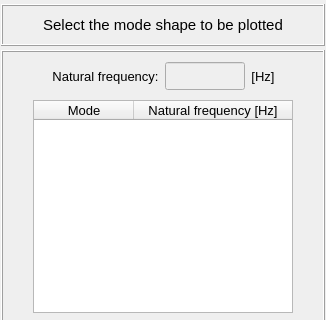
Old version of the form pulse/interface/data/ui_files/plots/results/acoustic/acoustic_mode_shape.ui in the repository open-pulse/OpenPulse; both pictures show x 0 to 326 and y 0 to 320 of the 326 by 499 pixel window.
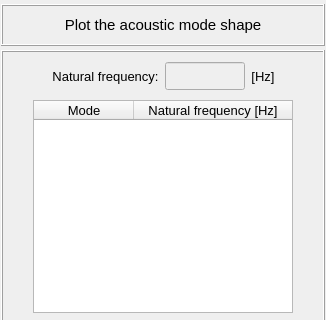
New version of the form.

Patch:
```diff
--- a/pulse/interface/data/ui_files/plots/results/acoustic/acoustic_mode_shape.ui
+++ b/pulse/interface/data/ui_files/plots/results/acoustic/acoustic_mode_shape.ui
@@ -98,7 +98,7 @@
          <enum>QFrame::Raised</enum>
         </property>
         <property name="text">
-         <string>Select the mode shape to be plotted</string>
+         <string>Plot the acoustic mode shape</string>
         </property>
         <property name="textFormat">
          <enum>Qt::AutoText</enum>
```
